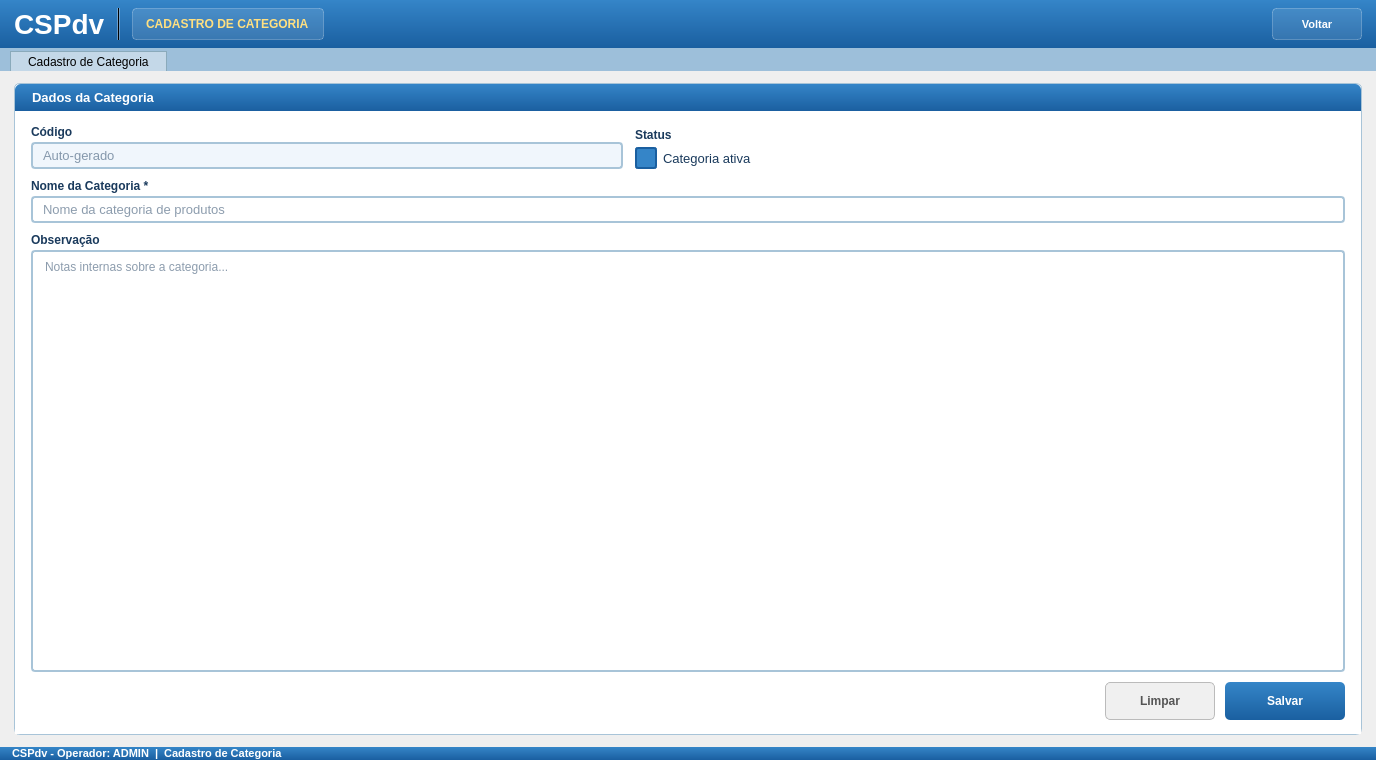
This is ui/admin/cadastros/cadastro_categoria.ui in iuryruansc/cspdv as Qt 5 draws it before an edit. The edited form follows.
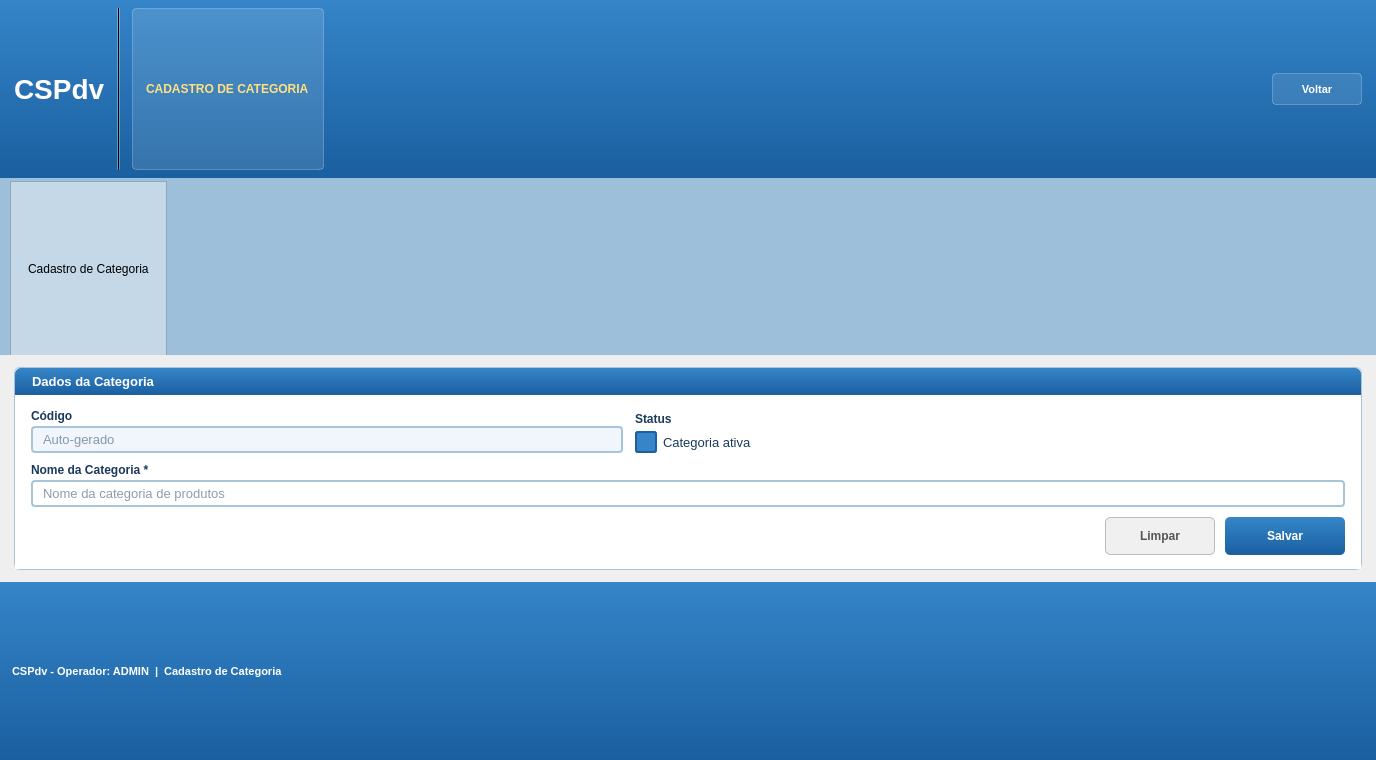
This is the edited form.

What changed in the file:
```diff
--- a/ui/admin/cadastros/cadastro_categoria.ui
+++ b/ui/admin/cadastros/cadastro_categoria.ui
@@ -335,33 +335,6 @@
              </item>
             </layout>
            </item>
-           <item>
-            <layout class="QVBoxLayout" name="colObsVLayout">
-             <property name="spacing">
-              <number>3</number>
-             </property>
-             <item>
-              <widget class="QLabel" name="lblObservacao">
-               <property name="styleSheet">
-                <string notr="true">font-size:12px; font-weight:bold; color:#1a3a5c;</string>
-               </property>
-               <property name="text">
-                <string>Observação</string>
-               </property>
-              </widget>
-             </item>
-             <item>
-              <widget class="QPlainTextEdit" name="plainTextObservacao">
-               <property name="styleSheet">
-                <string notr="true">QPlainTextEdit{background-color:#ffffff;border:2px solid #a8c4d8;border-radius:4px;font-size:12px;color:#1a3a5c;padding:4px 8px;}QPlainTextEdit:focus{border-color:#3585c8;}</string>
-               </property>
-               <property name="placeholderText">
-                <string>Notas internas sobre a categoria...</string>
-               </property>
-              </widget>
-             </item>
-            </layout>
-           </item>
            <item>
             <layout class="QHBoxLayout" name="botoesHLayout">
              <property name="spacing">
```
